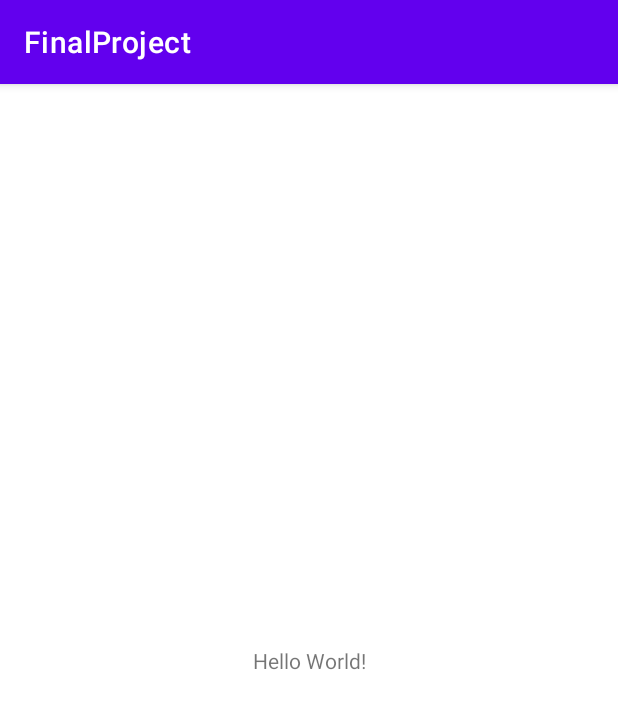
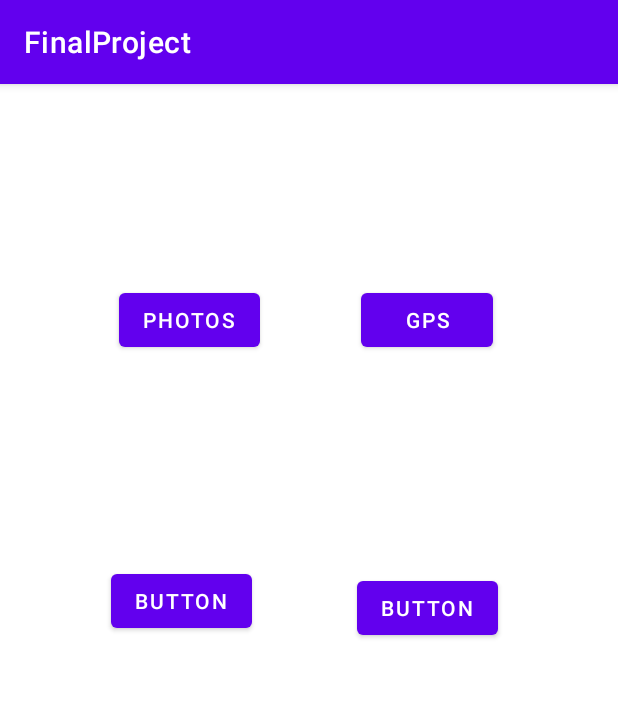
Before and after one commit to Raulrve/MobileProgramming-FinalProject, an Android app: the screen it shows after launch (MainActivity), on a phone screen of 412 x 824 dp. Shown: the top 709 px of the screen. Run offline under Robolectric (Android 15) with nearby library versions, the phone set to English and light mode, and no system bars.

Commit message:
Progress Report 2

```diff
--- a/app/build.gradle
+++ b/app/build.gradle
@@ -14,6 +14,7 @@ android {
         versionName "1.0"
 
         testInstrumentationRunner "androidx.test.runner.AndroidJUnitRunner"
+        resValue "string","google_maps_key", (project.findProperty("GOOGLE_MAPS_API_KEY")?:"")
     }
 
     buildTypes {
@@ -33,6 +34,8 @@ dependencies {
     implementation 'androidx.appcompat:appcompat:1.2.0'
     implementation 'com.google.android.material:material:1.3.0'
     implementation 'androidx.constraintlayout:constraintlayout:2.0.4'
+    implementation 'com.google.android.gps:play-services-location:10+'
+    implementation 'com.google.android.gms:play-services:12.0.1'
     testImplementation 'junit:junit:4.+'
     androidTestImplementation 'androidx.test.ext:junit:1.1.2'
     androidTestImplementation 'androidx.test.espresso:espresso-core:3.3.0'
--- a/app/src/main/java/com/example/finalproject/MainActivity.java
+++ b/app/src/main/java/com/example/finalproject/MainActivity.java
@@ -2,13 +2,33 @@ package com.example.finalproject;
 
 import androidx.appcompat.app.AppCompatActivity;
 
+import android.content.Intent;
 import android.os.Bundle;
+import android.view.View;
+import android.widget.Button;
 
 public class MainActivity extends AppCompatActivity {
+    private Button photoButton;
+    private Button gpsButton;
 
     @Override
     protected void onCreate(Bundle savedInstanceState) {
         super.onCreate(savedInstanceState);
         setContentView(R.layout.activity_main);
+
+        photoButton = (Button) findViewById(R.id.photoButton);
+        gpsButton = (Button) findViewById(R.id.gpsButton);
+/*        where i left off..
+            gpsButton.setOnClickListener(new View.onClickListener() {
+            @Override
+            public void onClick(View v) {
+                openMapsActivity();
+            }
+        });*/
+    }
+    public void openMapsActivity(){
+        Intent intent = new Intent(this, MapsActivity.class);
+        startActivity(intent);
+
     }
 }
--- a/app/src/main/res/layout/activity_main.xml
+++ b/app/src/main/res/layout/activity_main.xml
@@ -6,13 +6,47 @@
     android:layout_height="match_parent"
     tools:context=".MainActivity">
 
-    <TextView
+    <Button
+        android:id="@+id/photoButton"
         android:layout_width="wrap_content"
         android:layout_height="wrap_content"
-        android:text="Hello World!"
-        app:layout_constraintBottom_toBottomOf="parent"
-        app:layout_constraintLeft_toLeftOf="parent"
-        app:layout_constraintRight_toRightOf="parent"
+        android:layout_marginTop="133dp"
+        android:layout_marginEnd="67dp"
+        android:layout_marginRight="67dp"
+        android:text="Photos"
+        app:layout_constraintEnd_toStartOf="@+id/gpsButton"
         app:layout_constraintTop_toTopOf="parent" />
 
+    <Button
+        android:id="@+id/gpsButton"
+        android:layout_width="wrap_content"
+        android:layout_height="wrap_content"
+        android:layout_marginTop="133dp"
+        android:layout_marginEnd="83dp"
+        android:layout_marginRight="83dp"
+        android:text="GPS"
+        app:layout_constraintEnd_toEndOf="parent"
+        app:layout_constraintTop_toTopOf="parent" />
+
+    <Button
+        android:id="@+id/button3"
+        android:layout_width="wrap_content"
+        android:layout_height="wrap_content"
+        android:layout_marginTop="139dp"
+        android:layout_marginEnd="70dp"
+        android:layout_marginRight="70dp"
+        android:text="Button"
+        app:layout_constraintEnd_toStartOf="@+id/button4"
+        app:layout_constraintTop_toBottomOf="@+id/photoButton" />
+
+    <Button
+        android:id="@+id/button4"
+        android:layout_width="wrap_content"
+        android:layout_height="wrap_content"
+        android:layout_marginTop="144dp"
+        android:layout_marginEnd="80dp"
+        android:layout_marginRight="80dp"
+        android:text="Button"
+        app:layout_constraintEnd_toEndOf="parent"
+        app:layout_constraintTop_toBottomOf="@+id/gpsButton" />
 </androidx.constraintlayout.widget.ConstraintLayout>
--- a/build.gradle
+++ b/build.gradle
@@ -1,11 +1,13 @@
 // Top-level build file where you can add configuration options common to all sub-projects/modules.
+
+
 buildscript {
     repositories {
         google()
         jcenter()
     }
     dependencies {
-        classpath "com.android.tools.build:gradle:4.1.1"
+        classpath "com.android.tools.build:gradle:3.3.0"
 
         // NOTE: Do not place your application dependencies here; they belong
         // in the individual module build.gradle files
--- a/gradle.properties
+++ b/gradle.properties
@@ -17,3 +17,4 @@ org.gradle.jvmargs=-Xmx2048m -Dfile.encoding=UTF-8
 android.useAndroidX=true
 # Automatically convert third-party libraries to use AndroidX
 android.enableJetifier=true
+GOOGLE_MAPS_API_KEY= <AIzaSyCCk4m7dPaDpbNjmkiw-IvNmZDf8VcZOrA>
```
Also changed, not shown: app/src/main/AndroidManifest.xml (+15 -0 lines), app/src/main/java/com/example/finalproject/MapsActivity.java (added, +178 -0 lines), app/src/main/res/layout/gps.xml (added, +50 -0 lines), app/src/main/res/raw/design.json (added, +54 -0 lines).
